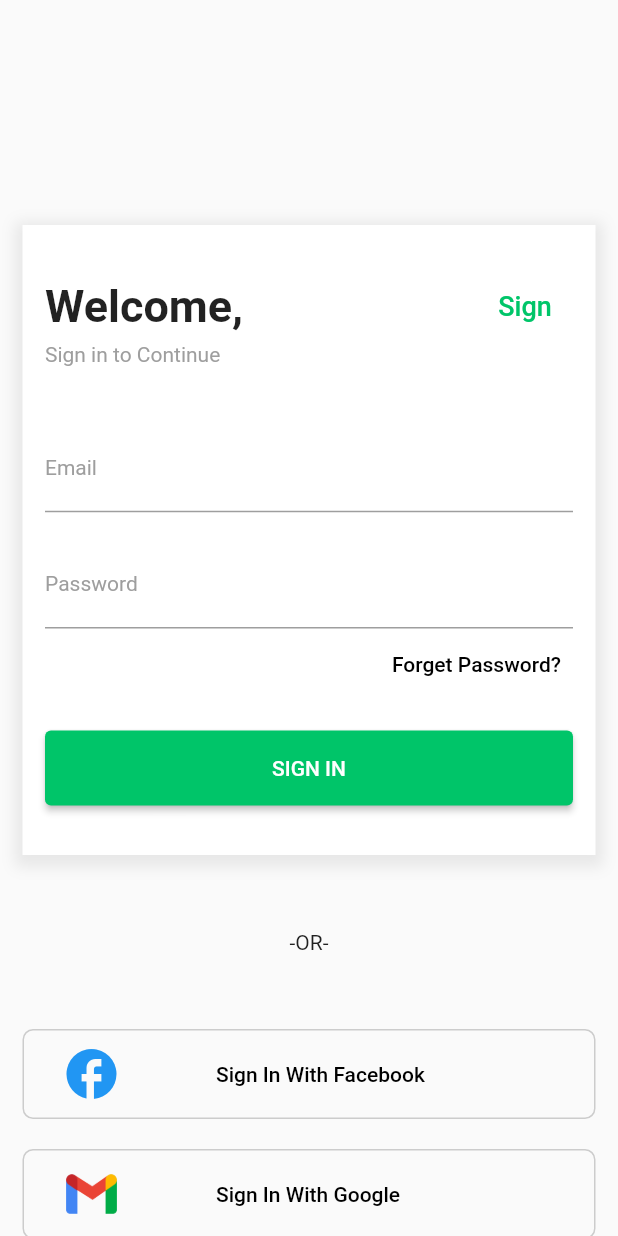
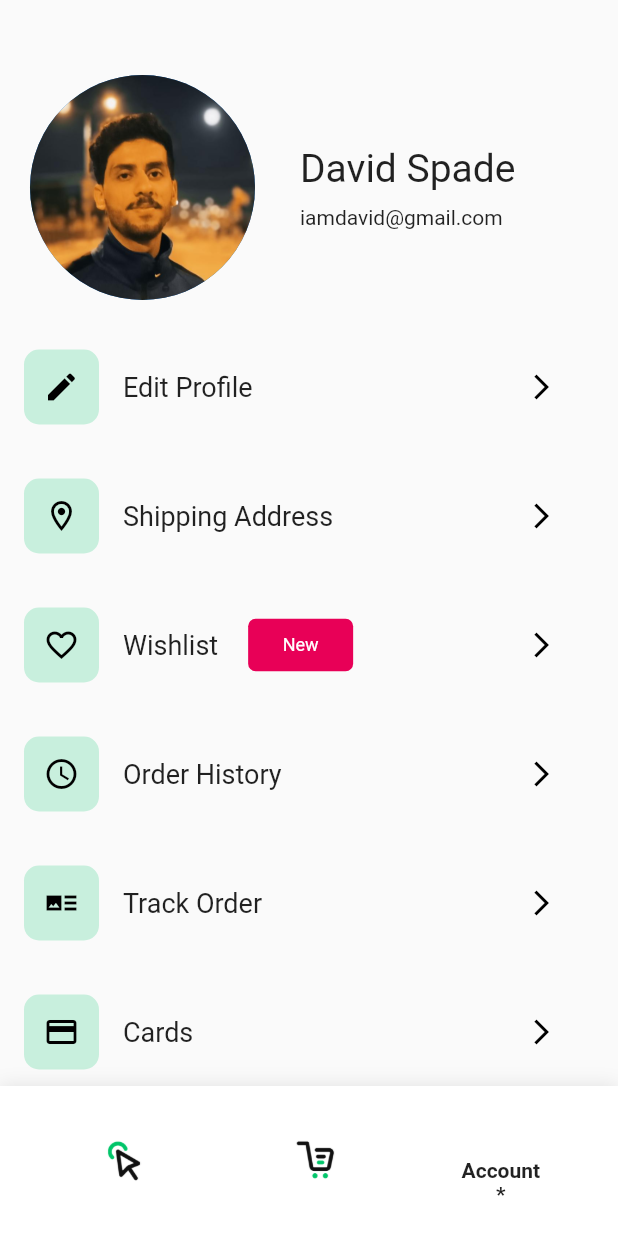
Before and after one commit to AbdallahAAhmed/shop, a Flutter app: the screen it shows after launch, on a phone screen of 412 x 824 dp. Run offline on Flutter 3.47's test engine with Material 2 defaults, Android fonts, the phone set to English and light mode, and no system bars; Roboto replaces fonts that are missing (SF).

Commit message:
add files: add the profile screen to Project

```diff
--- /dev/null
+++ b/lib/account/account.dart
@@ -0,0 +1,96 @@
+import 'package:flutter/material.dart';
+import 'package:shop_app/widgets/app_bottom_bar.dart';
+import 'package:shop_app/widgets/profile_list_view.dart';
+
+class AccountPage extends StatelessWidget {
+  static const String routeName = '/account_page';
+  const AccountPage({Key? key}) : super(key: key);
+
+  @override
+  Widget build(BuildContext context) {
+    return Scaffold(
+      body: Container(
+        margin: const EdgeInsets.only(top: 50, right: 25),
+        child: ListView(
+          children: [
+            Container(
+              margin: const EdgeInsets.only(left: 20),
+              child: Row(
+                crossAxisAlignment: CrossAxisAlignment.center,
+                children: [
+                  const SizedBox(
+                    height: 150,
+                    width: 150,
+                    child: CircleAvatar(
+                      backgroundImage: AssetImage('assets/images/profile.PNG'),
+                    ),
+                  ),
+                  const SizedBox(width: 30),
+                  Column(
+                    crossAxisAlignment: CrossAxisAlignment.start,
+                    children: const [
+                      Text(
+                        'David Spade',
+                        style: TextStyle(
+                          fontSize: 26,
+                        ),
+                      ),
+                      SizedBox(height: 10),
+                      Text(
+                        'iamdavid@gmail.com',
+                        style: TextStyle(
+                          fontSize: 14,
+                        ),
+                      ),
+                    ],
+                  ),
+                ],
+              ),
+            ),
+            ProfileListView(
+                isNew: false,
+                title: 'Edit Profile',
+                leadingIcon: Icons.edit,
+                icon: Icons.arrow_forward_ios),
+            ProfileListView(
+                isNew: false,
+                title: 'Shipping Address',
+                leadingIcon: Icons.location_on_outlined,
+                icon: Icons.arrow_forward_ios),
+            ProfileListView(
+                isNew: true,
+                title: 'Wishlist',
+                leadingIcon: Icons.favorite_border_outlined,
+                icon: Icons.arrow_forward_ios),
+            ProfileListView(
+                isNew: false,
+                title: 'Order History',
+                leadingIcon: Icons.watch_later_outlined,
+                icon: Icons.arrow_forward_ios),
+            ProfileListView(
+                isNew: false,
+                title: 'Track Order',
+                leadingIcon: Icons.art_track_sharp,
+                icon: Icons.arrow_forward_ios),
+            ProfileListView(
+                isNew: false,
+                title: 'Cards',
+                leadingIcon: Icons.credit_card,
+                icon: Icons.arrow_forward_ios),
+            ProfileListView(
+                isNew: false,
+                title: 'Notifications',
+                leadingIcon: Icons.notifications,
+                icon: Icons.arrow_forward_ios),
+            ProfileListView(
+                isNew: false,
+                title: 'Log Out',
+                leadingIcon: Icons.logout,
+                icon: Icons.arrow_forward_ios),
+          ],
+        ),
+      ),
+      bottomNavigationBar: const AppBottomBar(),
+    );
+  }
+}
--- a/lib/main.dart
+++ b/lib/main.dart
@@ -1,4 +1,5 @@
 import 'package:flutter/material.dart';
+import 'package:shop_app/account/account.dart';
 import 'package:shop_app/welcome_login/sign_up.dart';
 import 'package:shop_app/welcome_login/verification.dart';
 import 'package:shop_app/welcome_login/welcome.dart';
@@ -14,12 +15,13 @@ class MyApp extends StatelessWidget {
       theme: ThemeData(
         fontFamily: 'SF',
       ),
-      initialRoute: WelcomePage.routeName,
+      initialRoute: AccountPage.routeName,
       debugShowCheckedModeBanner: false,
       routes: {
         WelcomePage.routeName: (context) => const WelcomePage(),
         SignUpPage.routeName: (context) => const SignUpPage(),
         VerificationPage.routeName: (context) => const VerificationPage(),
+        AccountPage.routeName: (context) => const AccountPage(),
       },
     );
   }
--- /dev/null
+++ b/lib/models/app_bar_item.dart
@@ -0,0 +1,11 @@
+class AppBottomBarItem {
+  final String? icon;
+  final String label;
+  bool isSelected;
+
+  AppBottomBarItem({
+    this.icon,
+    this.isSelected = false,
+    this.label = '',
+  });
+}
--- /dev/null
+++ b/lib/models/dummy_app_bar_items.dart
@@ -0,0 +1,14 @@
+import 'package:shop_app/models/app_bar_item.dart';
+
+List<AppBottomBarItem> barItems = [
+  AppBottomBarItem(
+      icon: 'assets/images/explore_icon.png',
+      label: 'Explore',
+      isSelected: false),
+  AppBottomBarItem(
+      icon: 'assets/images/cart_icon.png', label: 'Cart', isSelected: false),
+  AppBottomBarItem(
+      icon: 'assets/images/account_icon.png',
+      label: 'Account',
+      isSelected: true)
+];
--- a/lib/welcome_login/sign_up.dart
+++ b/lib/welcome_login/sign_up.dart
@@ -1,9 +1,33 @@
 import 'package:flutter/material.dart';
 import 'package:shop_app/welcome_login/verification.dart';
 
-class SignUpPage extends StatelessWidget {
+class SignUpPage extends StatefulWidget {
   static const String routeName = '/sign_up';
   const SignUpPage({Key? key}) : super(key: key);
+
+  @override
+  State<SignUpPage> createState() => _SignUpPageState();
+}
+
+class _SignUpPageState extends State<SignUpPage> {
+  final TextEditingController _nameController = TextEditingController();
+  final TextEditingController _emailController = TextEditingController();
+  final TextEditingController _passwordController = TextEditingController();
+  String userInfoSignUp = '';
+  void onPress() {
+    setState(() {
+      if (_nameController.text.trim().isNotEmpty &&
+          _emailController.text.trim().isNotEmpty &&
+          _passwordController.text.trim().isNotEmpty) {
+        userInfoSignUp =
+            'Name : ${_nameController.text} - Email : ${_emailController.text} '
+            '- Password : ${_passwordController.text}';
+        Navigator.of(context).popAndPushNamed(VerificationPage.routeName);
+      } else {
+        userInfoSignUp = 'Please fill the feilds';
+      }
+    });
+  }
 
   @override
   Widget build(BuildContext context) {
@@ -50,8 +74,9 @@ class SignUpPage extends StatelessWidget {
                 ],
               ),
               const SizedBox(height: 40),
-              const TextField(
-                decoration: InputDecoration(
+              TextField(
+                controller: _nameController,
+                decoration: const InputDecoration(
                   label: Text('Name'),
                   labelStyle: TextStyle(
                     color: Colors.grey,
@@ -63,9 +88,10 @@ class SignUpPage extends StatelessWidget {
                 ),
               ),
               const SizedBox(height: 30),
-              const TextField(
+              TextField(
+                controller: _emailController,
                 keyboardType: TextInputType.emailAddress,
-                decoration: InputDecoration(
+                decoration: const InputDecoration(
                   label: Text('Email'),
                   labelStyle: TextStyle(
                     color: Colors.grey,
@@ -77,9 +103,10 @@ class SignUpPage extends StatelessWidget {
                 ),
               ),
               const SizedBox(height: 30),
-              const TextField(
+              TextField(
+                controller: _passwordController,
                 obscureText: true,
-                decoration: InputDecoration(
+                decoration: const InputDecoration(
                   label: Text('Password'),
                   labelStyle: TextStyle(
                     color: Colors.grey,
@@ -94,8 +121,7 @@ class SignUpPage extends StatelessWidget {
               SizedBox(
                 height: 50,
                 child: ElevatedButton(
-                  onPressed: () => Navigator.of(context)
-                      .pushNamed(VerificationPage.routeName),
+                  onPressed: onPress,
                   child: const Text('SIGN UP'),
                   style: ButtonStyle(
                     backgroundColor:
--- a/lib/welcome_login/welcome.dart
+++ b/lib/welcome_login/welcome.dart
@@ -2,9 +2,29 @@ import 'package:flutter/cupertino.dart';
 import 'package:flutter/material.dart';
 import 'package:shop_app/welcome_login/sign_up.dart';
 
-class WelcomePage extends StatelessWidget {
+class WelcomePage extends StatefulWidget {
   static const String routeName = '/welcome_login';
   const WelcomePage({Key? key}) : super(key: key);
+
+  @override
+  State<WelcomePage> createState() => _WelcomePageState();
+}
+
+class _WelcomePageState extends State<WelcomePage> {
+  final TextEditingController _emailController = TextEditingController();
+  final TextEditingController _passwordController = TextEditingController();
+  String userInfo = '';
+  void onPress() {
+    setState(() {
+      if (_emailController.text.trim().isNotEmpty &&
+          _passwordController.text.trim().isNotEmpty) {
+        userInfo =
+            'email : ${_emailController.text}  - password :  ${_passwordController.text} ';
+      } else {
+        userInfo = 'Please fill the feilds ';
+      }
+    });
+  }
 
   @override
   Widget build(BuildContext context) {
@@ -68,9 +88,10 @@ class WelcomePage extends StatelessWidget {
                     ],
                   ),
                   const SizedBox(height: 40),
-                  const TextField(
+                  TextField(
+                    controller: _emailController,
                     keyboardType: TextInputType.emailAddress,
-                    decoration: InputDecoration(
+                    decoration: const InputDecoration(
                       label: Text('Email'),
                       labelStyle: TextStyle(
                         color: Colors.grey,
@@ -82,9 +103,10 @@ class WelcomePage extends StatelessWidget {
                     ),
                   ),
                   const SizedBox(height: 20),
-                  const TextField(
+                  TextField(
+                    controller: _passwordController,
                     obscureText: true,
-                    decoration: InputDecoration(
+                    decoration: const InputDecoration(
                       label: Text('Password'),
                       labelStyle: TextStyle(
                         color: Colors.grey,
@@ -111,7 +133,7 @@ class WelcomePage extends StatelessWidget {
                   SizedBox(
                     height: 50,
                     child: ElevatedButton(
-                      onPressed: () {},
+                      onPressed: onPress,
                       child: const Text('SIGN IN'),
                       style: ButtonStyle(
                         backgroundColor:
--- /dev/null
+++ b/lib/widgets/app_bottom_bar.dart
@@ -0,0 +1,73 @@
+import 'package:flutter/material.dart';
+import 'package:shop_app/models/app_bar_item.dart';
+import 'package:shop_app/models/dummy_app_bar_items.dart';
+
+class AppBottomBar extends StatefulWidget {
+  const AppBottomBar({Key? key}) : super(key: key);
+
+  @override
+  State<AppBottomBar> createState() => _AppBottomBarState();
+}
+
+class _AppBottomBarState extends State<AppBottomBar> {
+  @override
+  Widget build(BuildContext context) {
+    return Container(
+      height: 100,
+      padding: const EdgeInsets.all(20),
+      decoration: BoxDecoration(color: Colors.white, boxShadow: [
+        BoxShadow(
+          color: Colors.black.withOpacity(0.1),
+          blurRadius: 10,
+          offset: Offset.zero,
+        ),
+      ]),
+      child: Row(
+        mainAxisAlignment: MainAxisAlignment.spaceAround,
+        children: List.generate(barItems.length, (index) {
+          AppBottomBarItem currentItem = barItems[index];
+          Widget barItemWidget;
+
+          if (currentItem.isSelected) {
+            barItemWidget = Column(
+              mainAxisAlignment: MainAxisAlignment.end,
+              children: [
+                Text(
+                  currentItem.label,
+                  style: const TextStyle(
+                    fontSize: 14,
+                    fontWeight: FontWeight.bold,
+                  ),
+                ),
+                const Text(
+                  '*',
+                  style: TextStyle(
+                    fontSize: 14,
+                    fontWeight: FontWeight.bold,
+                  ),
+                ),
+              ],
+            );
+          } else {
+            barItemWidget = TextButton(
+              onPressed: () {
+                setState(() {
+                  for (var item in barItems) {
+                    item.isSelected = item == currentItem;
+                  }
+                });
+              },
+              child: Image(
+                image: AssetImage(currentItem.icon!),
+                width: 30,
+                height: 30,
+              ),
+            );
+          }
+
+          return barItemWidget;
+        }),
+      ),
+    );
+  }
+}
--- /dev/null
+++ b/lib/widgets/profile_list_view.dart
@@ -0,0 +1,77 @@
+import 'package:flutter/material.dart';
+
+// ignore: must_be_immutable
+class ProfileListView extends StatelessWidget {
+  final String? title;
+  final IconData? icon;
+  final IconData? leadingIcon;
+  bool isNew = false;
+  ProfileListView({
+    Key? key,
+    required this.title,
+    required this.icon,
+    required this.leadingIcon,
+    required this.isNew,
+  }) : super(key: key);
+
+  @override
+  Widget build(BuildContext context) {
+    return Container(
+      margin: const EdgeInsets.only(top: 30),
+      child: ListTile(
+        leading: Container(
+          width: 50,
+          height: 50,
+          decoration: BoxDecoration(
+            color: const Color(0xff00C569).withOpacity(0.2),
+            borderRadius: BorderRadius.circular(10),
+          ),
+          child: Icon(
+            leadingIcon!,
+            color: Colors.black,
+          ),
+        ),
+        title: isNew
+            ? Row(
+                children: [
+                  Text(
+                    title!,
+                    style: const TextStyle(
+                      fontSize: 18,
+                    ),
+                  ),
+                  const SizedBox(width: 20),
+                  Container(
+                    width: 70,
+                    height: 35,
+                    decoration: BoxDecoration(
+                      color: const Color(0xffE80057),
+                      borderRadius: BorderRadius.circular(5),
+                    ),
+                    child: const Center(
+                      child: Text(
+                        'New',
+                        style: TextStyle(
+                          fontSize: 12,
+                          color: Colors.white,
+                        ),
+                      ),
+                    ),
+                  ),
+                ],
+              )
+            : Text(
+                title!,
+                style: const TextStyle(
+                  fontSize: 18,
+                ),
+              ),
+        trailing: Icon(
+          icon!,
+          size: 20,
+          color: Colors.black,
+        ),
+      ),
+    );
+  }
+}
--- a/pubspec.yaml
+++ b/pubspec.yaml
@@ -67,6 +67,11 @@ flutter:
     - assets/images/women_shoes.png
     - assets/images/speaker.png
     - assets/images/whatch.png
+    - assets/images/account_icon.png
+    - assets/images/cart_icon.png
+    - assets/images/explore_icon.png
+    - assets/images/profile.PNG
+    - assets/images/icon_edit_profile.png
 
   # An image asset can refer to one or more resolution-specific "variants", see
   # https://flutter.dev/assets-and-images/#resolution-aware.
```
Also changed, not shown: assets/images/account_icon.png (added), assets/images/cart_icon.png (added), assets/images/explore_icon.png (added), assets/images/icon_edit_profile.png (added), assets/images/profile.PNG (added).
